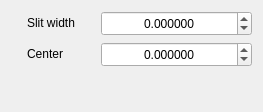
slsdetectorgroup/motorControlSoftware, file Gui/forms/form_slitwidget.ui: the form before one commit.
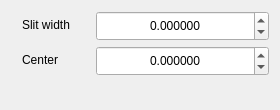
The form after the commit.

```diff
--- a/Gui/forms/form_slitwidget.ui
+++ b/Gui/forms/form_slitwidget.ui
@@ -6,16 +6,28 @@
    <rect>
     <x>0</x>
     <y>0</y>
-    <width>263</width>
-    <height>112</height>
+    <width>280</width>
+    <height>110</height>
    </rect>
   </property>
   <property name="sizePolicy">
-   <sizepolicy hsizetype="Minimum" vsizetype="Minimum">
+   <sizepolicy hsizetype="Fixed" vsizetype="Minimum">
     <horstretch>0</horstretch>
     <verstretch>0</verstretch>
    </sizepolicy>
   </property>
+  <property name="minimumSize">
+   <size>
+    <width>280</width>
+    <height>110</height>
+   </size>
+  </property>
+  <property name="maximumSize">
+   <size>
+    <width>280</width>
+    <height>16777215</height>
+   </size>
+  </property>
   <property name="windowTitle">
    <string>Form</string>
   </property>
@@ -31,7 +43,13 @@
      <property name="minimumSize">
       <size>
        <width>0</width>
-       <height>25</height>
+       <height>30</height>
+      </size>
+     </property>
+     <property name="maximumSize">
+      <size>
+       <width>16777215</width>
+       <height>30</height>
       </size>
      </property>
      <property name="alignment">
@@ -107,7 +125,13 @@
      <property name="minimumSize">
       <size>
        <width>0</width>
-       <height>25</height>
+       <height>30</height>
+      </size>
+     </property>
+     <property name="maximumSize">
+      <size>
+       <width>16777215</width>
+       <height>30</height>
       </size>
      </property>
      <property name="alignment">
@@ -150,7 +174,7 @@
      </property>
      <property name="sizeHint" stdset="0">
       <size>
-       <width>10</width>
+       <width>5</width>
        <height>25</height>
       </size>
      </property>
@@ -183,7 +207,7 @@
      </property>
      <property name="sizeHint" stdset="0">
       <size>
-       <width>10</width>
+       <width>5</width>
        <height>25</height>
       </size>
      </property>
```
